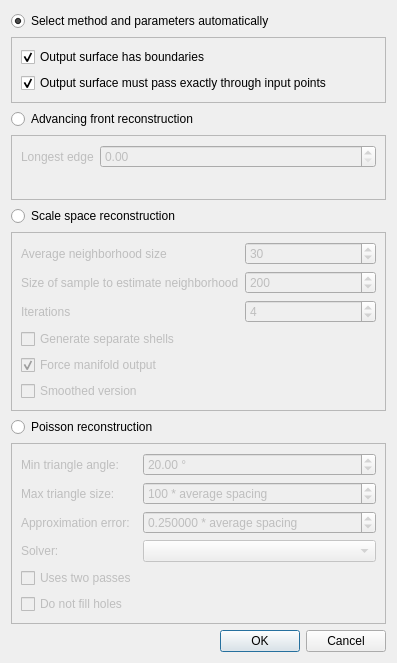
This is Polyhedron/demo/Polyhedron/Plugins/Point_set/Surface_reconstruction_plugin.ui in CGAL/cgal as Qt 5 draws it before an edit. The edited form follows.
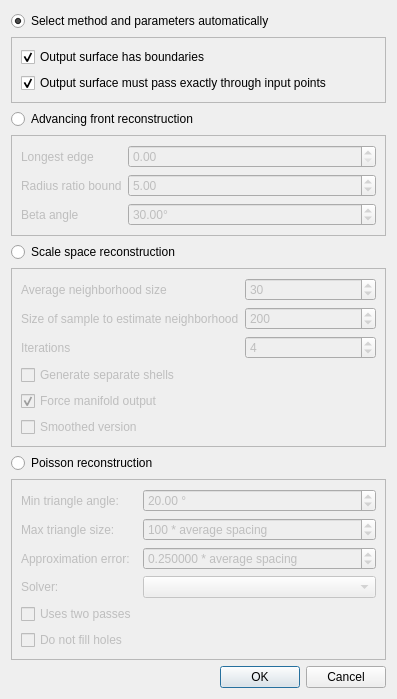
This is the edited form.

Commit message: Add parameters to surface reconstruction plugin

```diff
--- a/Polyhedron/demo/Polyhedron/Plugins/Point_set/Surface_reconstruction_plugin.ui
+++ b/Polyhedron/demo/Polyhedron/Plugins/Point_set/Surface_reconstruction_plugin.ui
@@ -40,6 +40,46 @@
         </property>
        </widget>
       </item>
+      <item row="1" column="0">
+       <widget class="QLabel" name="label_9">
+        <property name="text">
+         <string>Radius ratio bound</string>
+        </property>
+       </widget>
+      </item>
+      <item row="2" column="0">
+       <widget class="QLabel" name="label_10">
+        <property name="text">
+         <string>Beta angle</string>
+        </property>
+       </widget>
+      </item>
+      <item row="1" column="1">
+       <widget class="QDoubleSpinBox" name="m_radiusRatioBound">
+        <property name="minimum">
+         <double>0.010000000000000</double>
+        </property>
+        <property name="maximum">
+         <double>1000.000000000000000</double>
+        </property>
+        <property name="value">
+         <double>5.000000000000000</double>
+        </property>
+       </widget>
+      </item>
+      <item row="2" column="1">
+       <widget class="QDoubleSpinBox" name="m_betaAngle">
+        <property name="suffix">
+         <string>°</string>
+        </property>
+        <property name="maximum">
+         <double>150.000000000000000</double>
+        </property>
+        <property name="value">
+         <double>30.000000000000000</double>
+        </property>
+       </widget>
+      </item>
      </layout>
     </widget>
    </item>
```
The commit also changes 1 other file.
